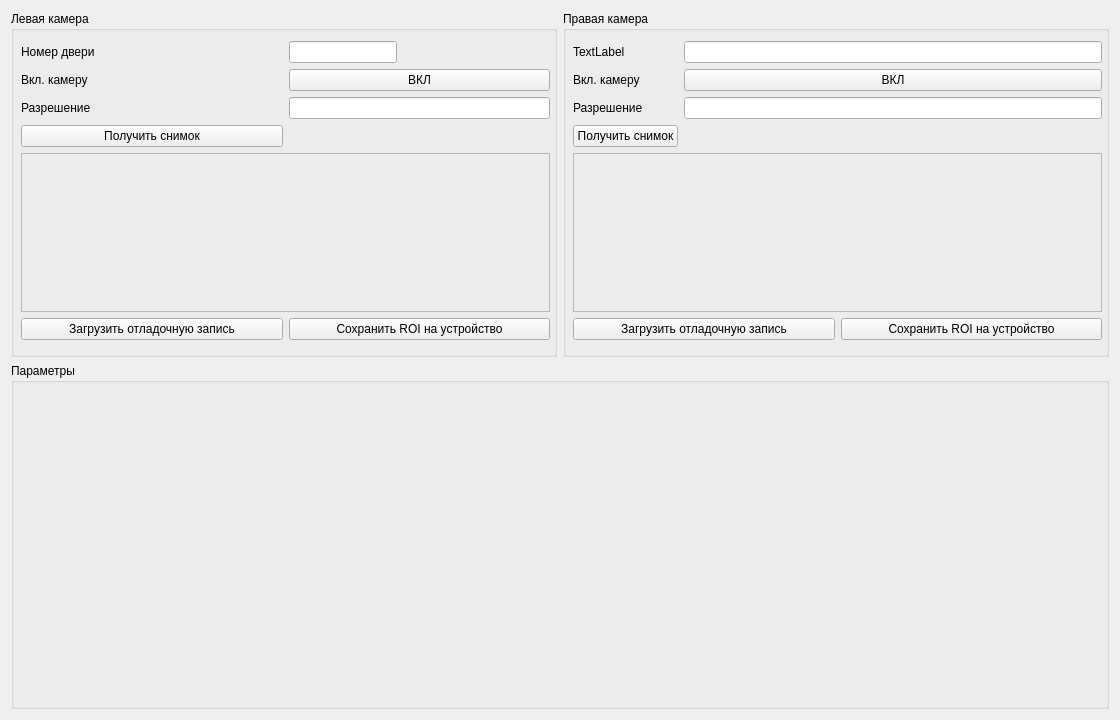
This is mainwindow.ui in kofed/kudr2 as Qt 5 draws it before an edit. The edited form follows.
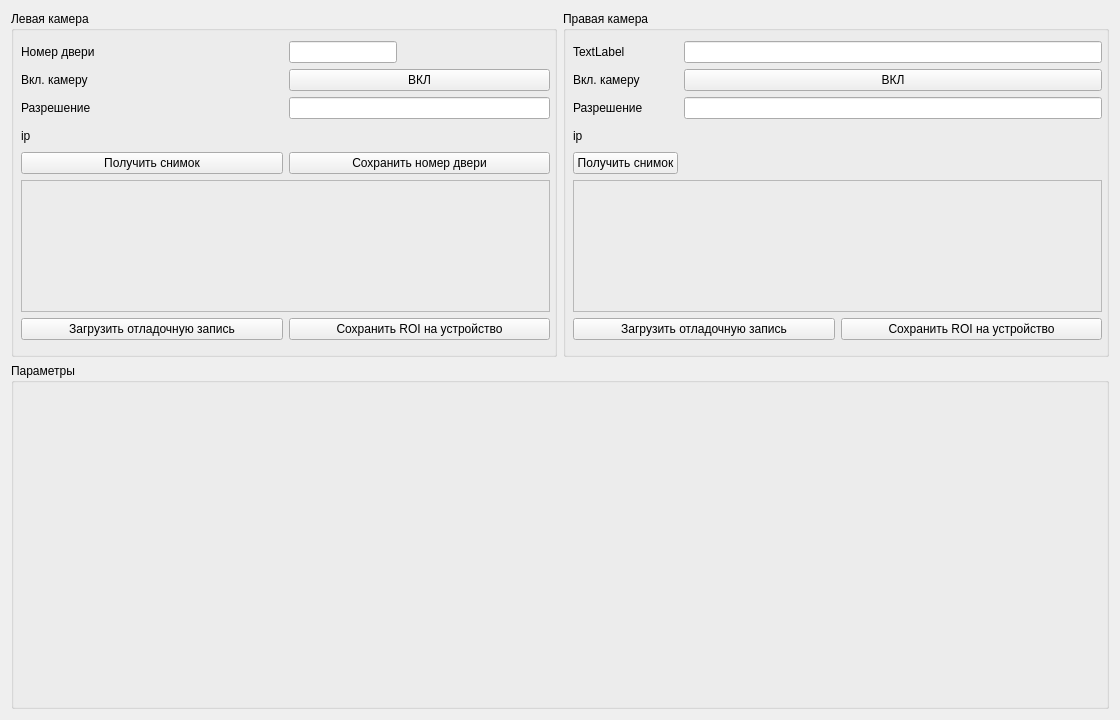
This is the edited form.

What changed in the file:
```diff
--- a/mainwindow.ui
+++ b/mainwindow.ui
@@ -65,7 +65,7 @@
                 </property>
                </widget>
               </item>
-              <item row="3" column="0">
+              <item row="4" column="0">
                <widget class="QPushButton" name="lShotButton">
                 <property name="text">
                  <string>Получить снимок</string>
@@ -96,6 +96,27 @@
                 </property>
                </widget>
               </item>
+              <item row="4" column="2">
+               <widget class="QPushButton" name="saveDoorNumButton">
+                <property name="text">
+                 <string>Сохранить номер двери</string>
+                </property>
+               </widget>
+              </item>
+              <item row="3" column="0">
+               <widget class="QLabel" name="label_7">
+                <property name="text">
+                 <string>ip</string>
+                </property>
+               </widget>
+              </item>
+              <item row="3" column="2">
+               <widget class="QLabel" name="lIpValueLabel">
+                <property name="text">
+                 <string/>
+                </property>
+               </widget>
+              </item>
              </layout>
             </item>
             <item>
@@ -171,7 +192,7 @@
                 </property>
                </widget>
               </item>
-              <item row="3" column="1">
+              <item row="4" column="1">
                <widget class="QPushButton" name="rShotButton">
                 <property name="text">
                  <string>Получить снимок</string>
@@ -188,6 +209,20 @@
               <item row="0" column="3">
                <widget class="QLineEdit" name="lineEdit_4"/>
               </item>
+              <item row="3" column="1">
+               <widget class="QLabel" name="label_9">
+                <property name="text">
+                 <string>ip</string>
+                </property>
+               </widget>
+              </item>
+              <item row="3" column="3">
+               <widget class="QLabel" name="rIpValueLabel">
+                <property name="text">
+                 <string/>
+                </property>
+               </widget>
+              </item>
              </layout>
             </item>
             <item>
```
